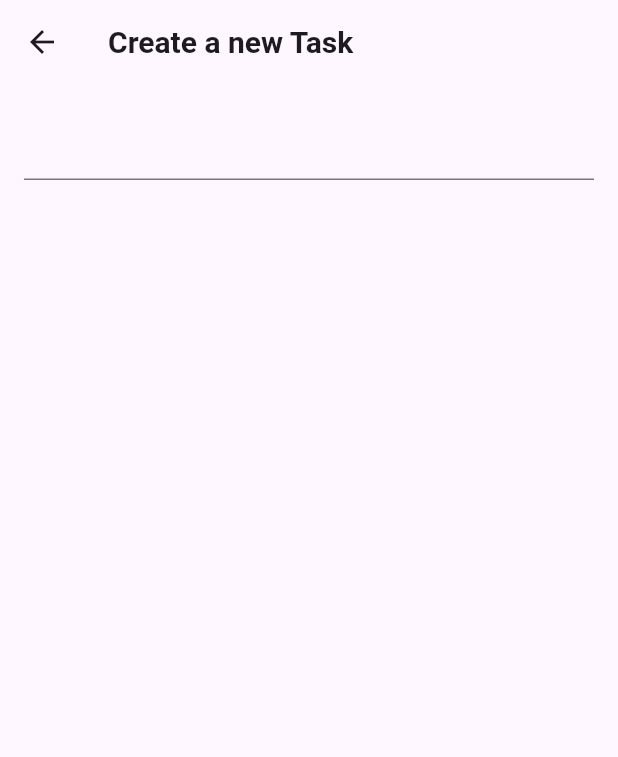
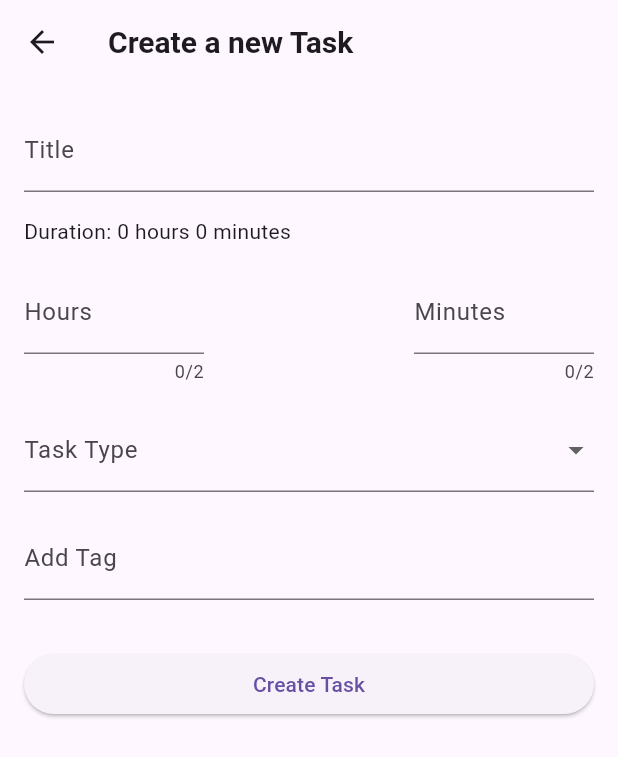
Before and after one commit to we-mohd-i001/test_task_app, a Flutter app: the screen it shows after launch, after a tap on the "add" icon, on a phone screen of 412 x 824 dp. Shown: the top 757 px of the screen. Run offline on Flutter 3.47's test engine with Material 3 defaults, Android fonts, the light colour scheme and no system bars; our stand-ins replace get.

Commit message:
Added: task create

```diff
--- a/lib/controllers/task/task_controller.dart
+++ b/lib/controllers/task/task_controller.dart
@@ -0,0 +1,30 @@
+import '../../constants/constants.dart';
+
+class TaskController extends GetxController {
+  final TextEditingController titleController = TextEditingController();
+  int selectedHours = 0;
+  int selectedMinutes = 0;
+  String? selectedTaskType;
+  final RxList<String> tags = <String>[].obs;
+  final TextEditingController tagController = TextEditingController();
+  final TextEditingController minutesController = TextEditingController();
+  final TextEditingController hourController = TextEditingController();
+
+  final List<String> dropDownItems = [
+    'Code Related',
+    'UI Related',
+    'Analysis',
+    'Other'
+  ];
+
+  List<DropdownMenuItem<String>>? getDropDownmenuItem() {
+    return dropDownItems.map<DropdownMenuItem<String>>((String value) {
+      return DropdownMenuItem<String>(
+        value: value,
+        child: Text(value),
+      );
+    }).toList();
+  }
+
+  void createTask() {}
+}
--- a/lib/views/home/home_view.dart
+++ b/lib/views/home/home_view.dart
@@ -1,8 +1,7 @@
 import '../../constants/constants.dart';
 import '../common_widgets/create_app_bar_widget.dart';
 import '../task/task_create_view.dart';
-import '../task/task_view.dart';
-import 'widgets/task_widget.dart';
+import 'widgets/task_list.dart';
 
 class HomeView extends StatelessWidget {
   const HomeView({super.key});
@@ -14,27 +13,14 @@ class HomeView extends StatelessWidget {
       floatingActionButton: FloatingActionButton(
         child: const Icon(Icons.add_rounded),
         onPressed: () {
-          Get.to(() => TaskCreateView());
+          Navigator.push(context, TaskCreateView.route());
         },
       ),
       appBar: createAppBarWidget(title: homeTitle, implyLeading: false),
-      body: SafeArea(
-        child: ListView.builder(
-            itemCount: 4,
-            itemBuilder: (BuildContext context, int index) {
-              return Padding(
-                padding: const EdgeInsets.all(8.0),
-                child: TaskWidget(
-                  onPressed: () {
-                    Get.to(() => const TaskView(title: 'Coding'),
-                        transition: Transition.rightToLeftWithFade);
-                  },
-                  title: 'No title',
-                  type: TaskType.codeRelated,
-                ),
-              );
-            }),
-      ),
+      body: const SafeArea(
+          child: TaskList(
+        taskList: [],
+      )),
     );
   }
 }
--- /dev/null
+++ b/lib/views/home/widgets/task_list.dart
@@ -0,0 +1,27 @@
+import '../../../constants/constants.dart';
+import '../../task/task_view.dart';
+import 'task_widget.dart';
+
+class TaskList extends StatelessWidget {
+  final List taskList;
+  const TaskList({super.key, required this.taskList});
+
+  @override
+  Widget build(BuildContext context) {
+    return ListView.builder(
+        itemCount: 4,
+        itemBuilder: (BuildContext context, int index) {
+          return Padding(
+            padding: const EdgeInsets.all(8.0),
+            child: TaskWidget(
+              onPressed: () {
+                Get.to(() => const TaskView(title: 'Coding'),
+                    transition: Transition.rightToLeftWithFade);
+              },
+              title: 'No title',
+              type: TaskType.codeRelated,
+            ),
+          );
+        });
+  }
+}
--- a/lib/views/task/task_create_view.dart
+++ b/lib/views/task/task_create_view.dart
@@ -1,24 +1,80 @@
 import '../../constants/constants.dart';
+import '../../controllers/task/task_controller.dart';
 import '../common_widgets/create_app_bar_widget.dart';
+import 'widgets/duration_selector.dart';
 
 class TaskCreateView extends StatelessWidget {
   const TaskCreateView({super.key});
 
+  static Route<void> route() {
+    _initialize();
+    return MaterialPageRoute(
+      settings: const RouteSettings(name: '/create'),
+      builder: (_) => const TaskCreateView(),
+    );
+  }
+
+  static _initialize() {
+    return Get.isRegistered<TaskController>()
+        ? Get.find<TaskController>()
+        : Get.put(TaskController());
+  }
+
   @override
   Widget build(BuildContext context) {
+    TaskController taskController = Get.find<TaskController>();
     return Scaffold(
       appBar: createAppBarWidget(
-        title: 'Create a new Task',
-        onPressed: () => Get.back(),
-      ),
-      body: SafeArea(
-        child: Container(
-          padding: const EdgeInsets.all(16),
-          child: Form(
-            child: Column(
-              children: [TextFormField()],
+          title: 'Create a new Task', onPressed: () => Get.back()),
+      body: SingleChildScrollView(
+        padding: const EdgeInsets.all(16.0),
+        child: Column(
+          crossAxisAlignment: CrossAxisAlignment.stretch,
+          children: <Widget>[
+            TextField(
+              controller: taskController.titleController,
+              decoration: const InputDecoration(labelText: 'Title'),
             ),
-          ),
+            const SizedBox(height: 16.0),
+            const DurationSelector(),
+            const SizedBox(height: 16.0),
+            DropdownButtonFormField(
+              value: taskController.selectedTaskType,
+              items: taskController.getDropDownmenuItem(),
+              onChanged: (newValue) {
+                taskController.selectedTaskType = newValue;
+              },
+              decoration: const InputDecoration(labelText: 'Task Type'),
+            ),
+            const SizedBox(height: 16.0),
+            TextField(
+              controller: taskController.tagController,
+              onSubmitted: (value) {
+                taskController.tags.add(value);
+                taskController.tagController.clear();
+              },
+              decoration: const InputDecoration(labelText: 'Add Tag'),
+            ),
+            const SizedBox(height: 16.0),
+            Obx(
+              () => Wrap(
+                spacing: 8.0,
+                children: taskController.tags.map((tag) {
+                  return Chip(
+                    label: Text(tag),
+                    onDeleted: () {
+                      taskController.tags.remove(tag);
+                    },
+                  );
+                }).toList(),
+              ),
+            ),
+            const SizedBox(height: 16.0),
+            ElevatedButton(
+              onPressed: () {},
+              child: const Text('Create Task'),
+            ),
+          ],
         ),
       ),
     );
--- /dev/null
+++ b/lib/views/task/widgets/duration_selector.dart
@@ -0,0 +1,55 @@
+import 'package:flutter/material.dart';
+import 'package:get/get.dart';
+
+import '../../../controllers/task/task_controller.dart';
+
+class DurationSelector extends StatelessWidget {
+  const DurationSelector({
+    super.key,
+  });
+
+  @override
+  Widget build(BuildContext context) {
+    final TaskController taskController = Get.find<TaskController>();
+    return Column(
+      children: [
+        Obx(() => Row(
+              children: <Widget>[
+                Text(
+                    'Duration: ${taskController.selectedHours} hours ${taskController.selectedMinutes} minutes'),
+              ],
+            )),
+        SizedBox(height: 16.0),
+        Row(
+          mainAxisAlignment: MainAxisAlignment.spaceBetween,
+          children: <Widget>[
+            SizedBox(
+              width: 120.0,
+              child: TextField(
+                maxLength: 2,
+                controller: taskController.hourController,
+                keyboardType: TextInputType.number,
+                onChanged: (value) {
+                  taskController.selectedHours = int.tryParse(value) ?? 0;
+                },
+                decoration: InputDecoration(labelText: 'Hours'),
+              ),
+            ),
+            SizedBox(
+              width: 120.0,
+              child: TextField(
+                maxLength: 2,
+                controller: taskController.minutesController,
+                keyboardType: TextInputType.number,
+                onChanged: (value) {
+                  taskController.selectedMinutes = int.tryParse(value) ?? 0;
+                },
+                decoration: InputDecoration(labelText: 'Minutes'),
+              ),
+            ),
+          ],
+        ),
+      ],
+    );
+  }
+}
```
